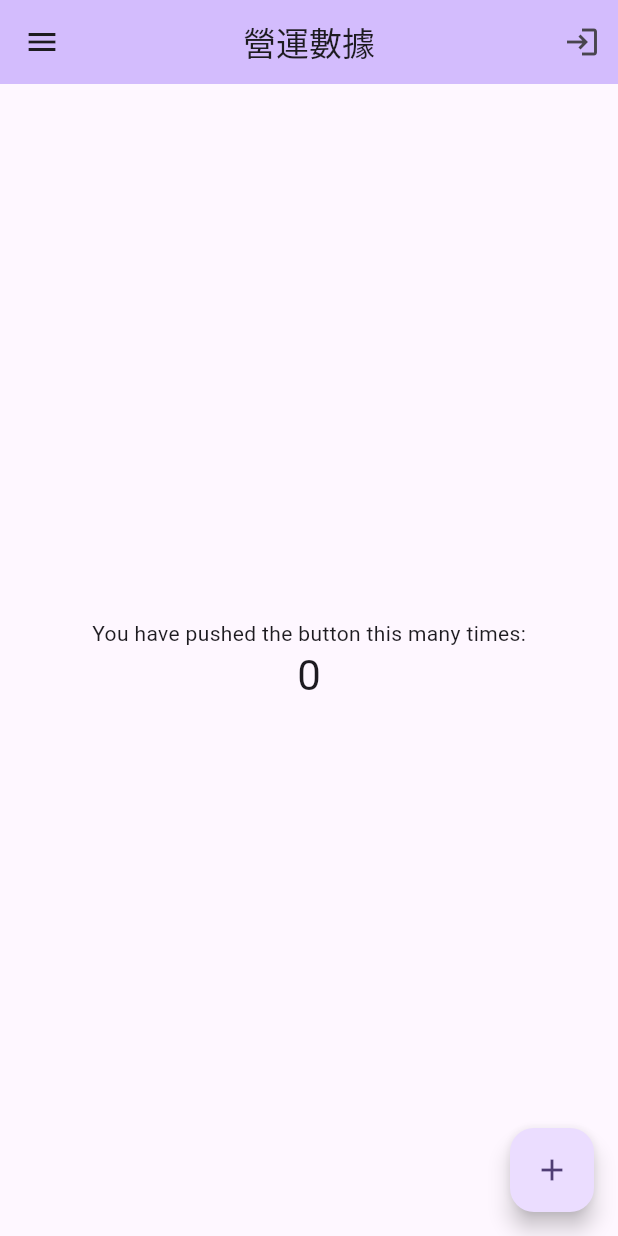
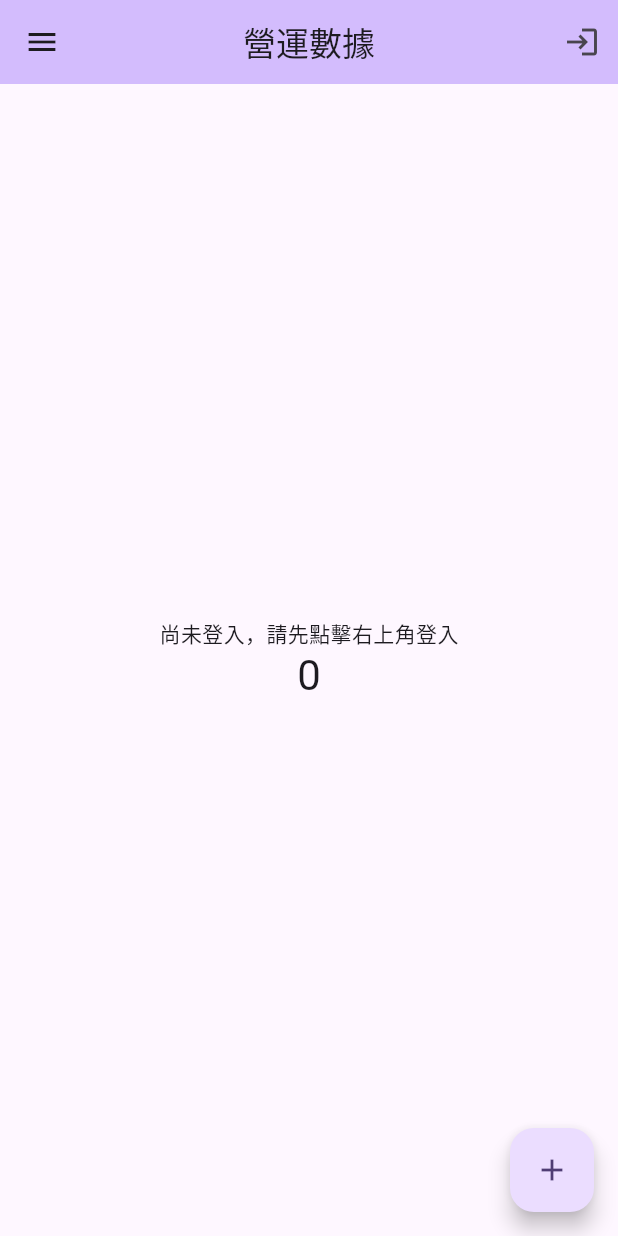
Before and after one commit to ramars250/mobile_app, a Flutter app: the screen it shows after launch, on a phone screen of 412 x 824 dp. Run offline on Flutter 3.47's test engine with Material 2 defaults, Android fonts, the phone set to English and light mode, and no system bars.

Commit message:
修改文字

```diff
--- a/lib/mobile_view.dart
+++ b/lib/mobile_view.dart
@@ -47,7 +47,7 @@ class _MobileViewState extends State<MobileView> {
           mainAxisAlignment: MainAxisAlignment.center,
           children: <Widget>[
             const Text(
-              'You have pushed the button this many times:',
+              '尚未登入，請先點擊右上角登入',
             ),
             Text(
               '$_counter',
```
